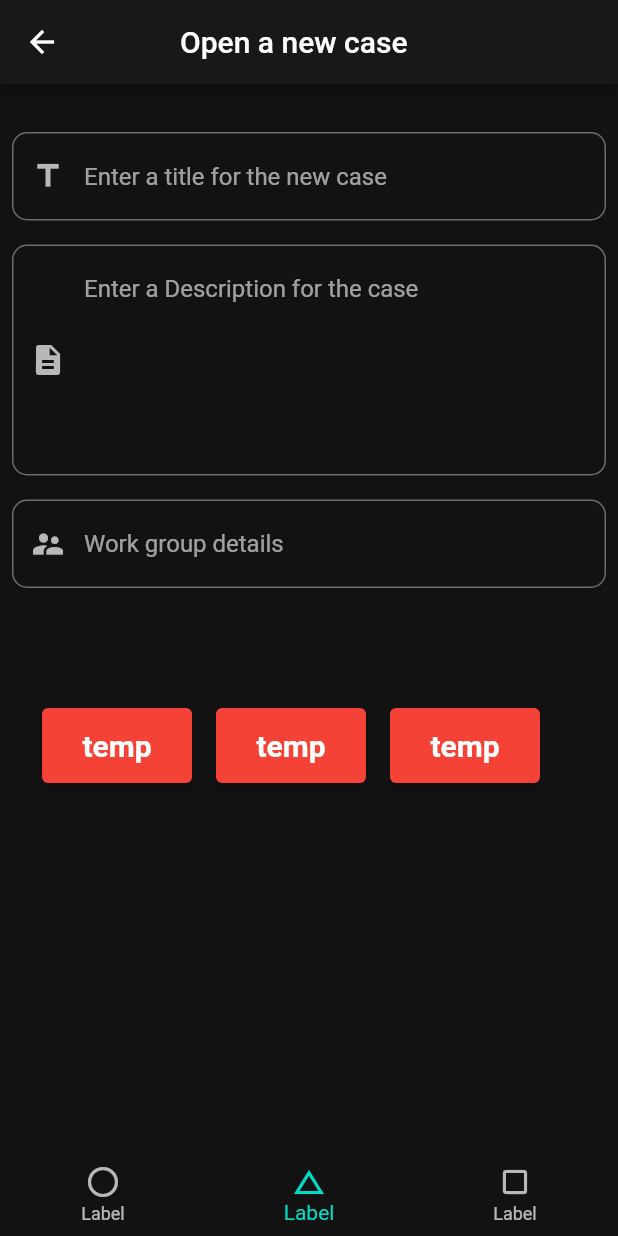
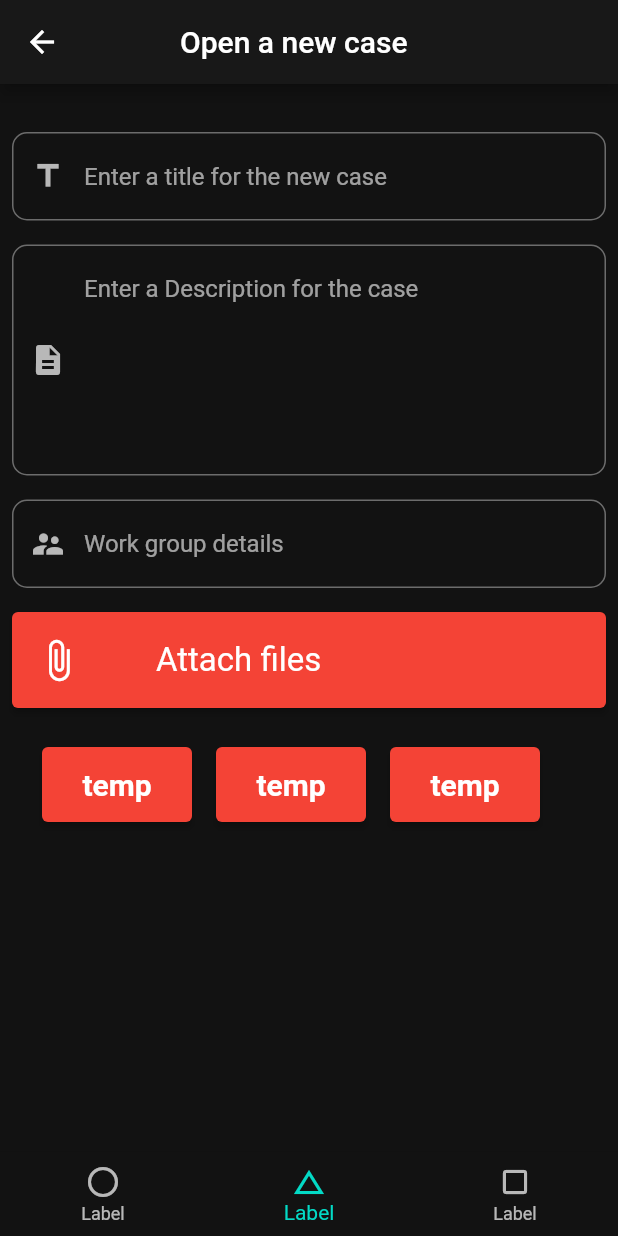
Before and after one commit to Vastamaki88/UI-final-project, a Flutter app: the OpenNewCase screen opened directly, on a phone screen of 412 x 824 dp. Run offline on Flutter 3.47's test engine with Material 2 defaults, Android fonts, the phone set to English and light mode, and no system bars; our stand-ins replace email_validator.

Commit message:
Added attachment button

```diff
--- a/final_project/lib/OpenNewCase.dart
+++ b/final_project/lib/OpenNewCase.dart
@@ -1,5 +1,6 @@
 
 import 'package:final_project/LoginView.dart';
+import 'package:final_project/main.dart';
 import 'package:flutter/material.dart';
 import 'MessagesView.dart';
 import 'LoginView.dart';
@@ -57,6 +58,7 @@ class _OpenNewCaseState extends State<OpenNewCase> {
                 ),
               ),
             ),
+
             Padding(
               padding: const EdgeInsets.fromLTRB(8, 8, 8, 8),
               child: TextFormField(
@@ -83,8 +85,45 @@ class _OpenNewCaseState extends State<OpenNewCase> {
                 ),
               ),
             ),
+             Padding(
+              padding: EdgeInsets.fromLTRB(8, 8, 8, 8),
+              child: ElevatedButton(
+
+                onPressed:() =>{},
+                style: ElevatedButton.styleFrom(
+                    primary: Colors.red,
+                    minimumSize: Size(300, 64),
+                    textStyle: const TextStyle(fontSize: 20)
+                ),
+                child: Row(
+                  mainAxisAlignment: MainAxisAlignment.start,
+                  children: <Widget>[Icon(
+                    Icons.attach_file,
+                    color: Theme.of(context).colorScheme.onSurface,
+                    size: 30.0,
+                    semanticLabel: 'Text to announce in accessibility modes',
+                  ),
+                  const SizedBox(
+                    width: 50,
+                  ),
+                  Column(
+                    children: const [
+                      Text(
+                        'Attach files',
+                        style: TextStyle(
+                          color: Colors.white,
+                          fontWeight: FontWeight.normal,
+                          fontSize: 22,
+                        ),
+                      ),
+                    ],
+                  ),
+                  ],
+                ),
+            ),
+            ),
             Padding(
-              padding: const EdgeInsets.fromLTRB(20, 64, 20, 0),
+              padding: const EdgeInsets.fromLTRB(20, 10, 20, 0),
               child: Row(
                 children: [
                   Padding(
```
